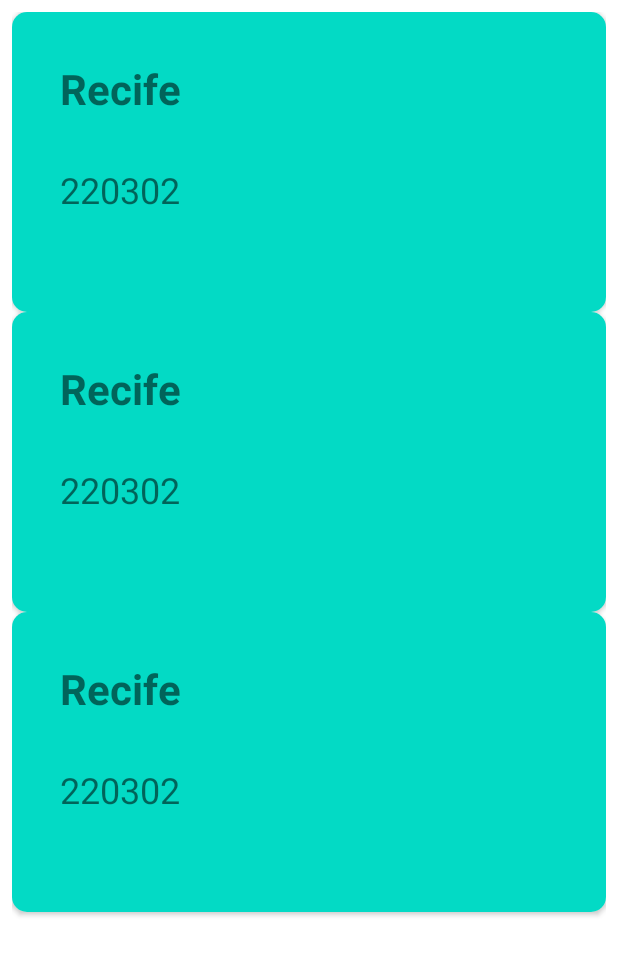
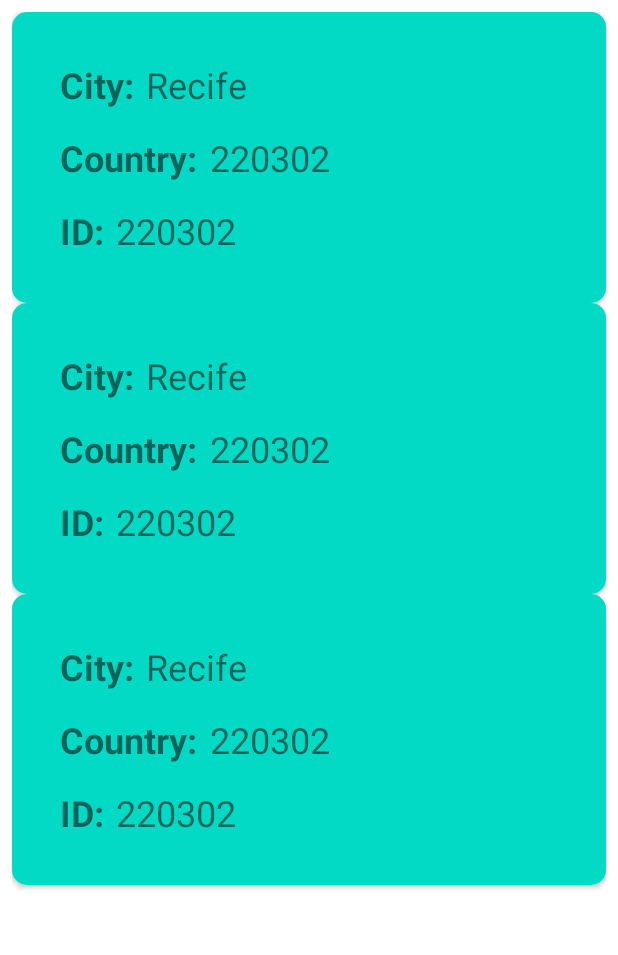
Before and after one commit to renatac/ExercisePersistenceAndNetwork, an Android app: the layout fragment_favorites.xml on its own in the app's theme, with its tools: preview values and no code run, on a phone screen of 412 x 824 dp. Shown: the top 955 px of the screen. Run offline under Robolectric (Android 15) with nearby library versions, the phone set to English and light mode, and no system bars.

Commit message:
Modifications 1

```diff
--- a/app/src/main/AndroidManifest.xml
+++ b/app/src/main/AndroidManifest.xml
@@ -7,7 +7,7 @@
     <uses-permission android:name="android.permission.ACCESS_NETWORK_STATE"/>
 
     <application
-        android:allowBackup="true"
+        android:allowBackup="false"
         android:icon="@mipmap/ic_launcher"
         android:label="@string/app_name"
         android:roundIcon="@mipmap/ic_launcher_round"
--- a/app/src/main/java/com/example/persistenceapp/dao/CityDatabaseDao.kt
+++ b/app/src/main/java/com/example/persistenceapp/dao/CityDatabaseDao.kt
@@ -11,6 +11,6 @@ interface CityDatabaseDao {
     @Insert(onConflict = OnConflictStrategy.REPLACE)
     fun save(cityDatabase: CityDatabase)
 
-    @Query("SELECT * FROM citydatabase ORDER BY cityName DESC")
+    @Query("SELECT * FROM citydatabase ORDER BY cityName")
     fun getAllCityDatabase(): List<CityDatabase>
 }
--- a/app/src/main/java/com/example/persistenceapp/manager/OpenWeatherManager.kt
+++ b/app/src/main/java/com/example/persistenceapp/manager/OpenWeatherManager.kt
@@ -5,7 +5,7 @@ import retrofit2.Retrofit
 import retrofit2.converter.gson.GsonConverterFactory
 
 //Classe para obter uma instância do serviço Retrofit, passando pra ela um base url, as ações mudam,
-//mas a base é a mesma. O converter faz a serelização e desserelização do meu Json.
+//mas a base é a mesma. O converter faz a serialização e desserealização do meu Json.
 class OpenWeatherManager {
     private val instance = Retrofit.Builder()
         .baseUrl("http://api.openweathermap.org/data/2.5/")
--- a/app/src/main/java/com/example/persistenceapp/model/City.kt
+++ b/app/src/main/java/com/example/persistenceapp/model/City.kt
@@ -4,7 +4,5 @@ package com.example.persistenceapp.model
 data class City(
     val id: Long,
     val name: String,
-    //@SerializadName("coisa_x")
-    val coisaX: String
-
+    val sys: Sys
 )
--- a/app/src/main/java/com/example/persistenceapp/model/CityDatabase.kt
+++ b/app/src/main/java/com/example/persistenceapp/model/CityDatabase.kt
@@ -4,4 +4,4 @@ import androidx.room.Entity
 import androidx.room.PrimaryKey
 
 @Entity
-data class CityDatabase(@PrimaryKey val id: Long, val cityName: String)
+data class CityDatabase(@PrimaryKey val id: Long, val cityName: String, val country: String)
--- /dev/null
+++ b/app/src/main/java/com/example/persistenceapp/model/Sys.kt
@@ -0,0 +1,3 @@
+package com.example.persistenceapp.model
+
+data class Sys(val country : String)
--- a/app/src/main/java/com/example/persistenceapp/service/OpenWeatherService.kt
+++ b/app/src/main/java/com/example/persistenceapp/service/OpenWeatherService.kt
@@ -9,7 +9,7 @@ import retrofit2.http.Query
 //Terei acesso as ações definidas na api - Criando a interface do serviço
 //Ação e parâmetro
 interface OpenWeatherService {
-    //http://api.openweathermap.org/data/2.5/weather?q=Recife&APPID=
+    //http://api.openweathermap.org/data/2.5/weather?q=Recife&APPID=6034cbdc7a2448d77abc8e79ee5a47c0
     @GET("weather")
     fun getCityWeather(
             @Query("q") cityName : String,
--- a/app/src/main/java/com/example/persistenceapp/ui/adapters/FavoritesAdapter.kt
+++ b/app/src/main/java/com/example/persistenceapp/ui/adapters/FavoritesAdapter.kt
@@ -36,11 +36,13 @@ class FavoritesAdapter(val list: List<CityDatabase>?)
     class FavoriteViewHolder(itemView: View) : RecyclerView.ViewHolder(itemView){
 
         val tvCityName : TextView = itemView.tv_favorite_city_name
+        val tvCountry : TextView = itemView.tv_favorite_country
         val tvCityNumber : TextView = itemView.tv_favorite_city_id
 
         fun bindView(cityDatabase: CityDatabase){
             tvCityName.text = cityDatabase.cityName
             tvCityNumber.text = cityDatabase.id.toString()
+            tvCountry.text = cityDatabase.country
         }
     }
 
--- a/app/src/main/java/com/example/persistenceapp/ui/fragments/FavoritesFragment.kt
+++ b/app/src/main/java/com/example/persistenceapp/ui/fragments/FavoritesFragment.kt
@@ -29,6 +29,7 @@ class FavoritesFragment : Fragment() {
 
         val db = context?.let { MyWeatherAppDatabase.getInstance(it)}
 
+        //Recupera a Lista de CityDataBase que foram salvar nos favoritos
         val list = db?.cityDatabaseDao()?.getAllCityDatabase()
 
         favoriteRecyclerView.adapter = FavoritesAdapter(list)
--- a/app/src/main/java/com/example/persistenceapp/ui/fragments/SearchFragment.kt
+++ b/app/src/main/java/com/example/persistenceapp/ui/fragments/SearchFragment.kt
@@ -25,10 +25,10 @@ import retrofit2.Call
 import retrofit2.Callback
 import retrofit2.Response
 
-//OpenWeatherMap API - api key, tb tem a da marvel
+//OpenWeatherMap API
 //https://openweathermap.org/api
 
-//Adapter - é para adaptar um objeto em outro objeto - é uma extensão do Recycler view. O android
+//Adapter - é para adaptar um objeto em outro objeto - é uma extensão do RecyclerView. O android
 //deixa você adaptar seus dados através do bind
 
 class SearchFragment : Fragment(), View.OnClickListener {
@@ -68,7 +68,7 @@ class SearchFragment : Fragment(), View.OnClickListener {
 
                             if(context != null) {
                                 val db = MyWeatherAppDatabase.getInstance(context!!)
-                                val cityDatabase = CityDatabase(city!!.id, city!!.name)
+                                val cityDatabase = CityDatabase(city!!.id, city!!.name, city.sys.country)
                                 val result = db?.cityDatabaseDao()?.save(cityDatabase)
                                 Toast.makeText(context, "Result: $result", Toast.LENGTH_LONG).show()
                             }
--- a/app/src/main/res/layout/favorites_item.xml
+++ b/app/src/main/res/layout/favorites_item.xml
@@ -1,39 +1,83 @@
 <?xml version="1.0" encoding="utf-8"?>
 <androidx.cardview.widget.CardView xmlns:android="http://schemas.android.com/apk/res/android"
     xmlns:app="http://schemas.android.com/apk/res-auto"
+    xmlns:tools="http://schemas.android.com/tools"
     android:layout_width="match_parent"
-    android:layout_height="200dp"
-    xmlns:tools="http://schemas.android.com/tools"
+    android:layout_height="wrap_content"
+    android:elevation="@dimen/margin_8dp"
     app:cardCornerRadius="10dp">
 
     <androidx.constraintlayout.widget.ConstraintLayout
         android:layout_width="match_parent"
         android:layout_height="match_parent"
+        android:paddingBottom="@dimen/margin_32dp"
         android:background="@color/teal_200">
 
         <TextView
+            android:id="@+id/tv_label_favorite_city_name"
+            android:layout_width="0dp"
+            android:layout_height="wrap_content"
+            android:layout_marginStart="@dimen/margin_32dp"
+            android:layout_marginTop="@dimen/margin_32dp"
+            android:textSize="24sp"
+            android:textStyle="bold"
+            app:layout_constraintStart_toStartOf="parent"
+            app:layout_constraintTop_toTopOf="parent"
+            android:text="@string/label_city" />
+
+        <TextView
             android:id="@+id/tv_favorite_city_name"
-        android:layout_width="match_parent"
+            android:layout_width="0dp"
             android:layout_height="wrap_content"
-        android:layout_marginTop="32dp"
-        android:textSize="28sp"
-        tools:text="Recife"
+            android:layout_marginStart="@dimen/margin_8dp"
+            android:layout_marginTop="@dimen/margin_32dp"
+            android:textSize="24sp"
+            app:layout_constraintStart_toEndOf="@id/tv_label_favorite_city_name"
+            app:layout_constraintEnd_toEndOf="parent"
+            app:layout_constraintTop_toTopOf="parent"
+            tools:text="Recife" />
+
+        <TextView
+            android:id="@+id/tv_label_favorite_country"
+            android:layout_width="0dp"
+            android:layout_height="wrap_content"
+            android:layout_marginTop="@dimen/margin_16dp"
+            android:textSize="24sp"
             android:textStyle="bold"
-        android:layout_marginStart="32dp"
-        app:layout_constraintTop_toTopOf="parent"
-        app:layout_constraintStart_toStartOf="parent" />
+            app:layout_constraintStart_toStartOf="@id/tv_label_favorite_city_name"
+            app:layout_constraintTop_toBottomOf="@id/tv_label_favorite_city_name"
+            android:text="@string/label_country" />
+
+        <TextView
+            android:id="@+id/tv_favorite_country"
+            android:layout_width="0dp"
+            android:layout_height="wrap_content"
+            android:layout_marginStart="@dimen/margin_8dp"
+            android:textSize="24sp"
+            app:layout_constraintStart_toEndOf="@id/tv_label_favorite_country"
+            app:layout_constraintTop_toTopOf="@id/tv_label_favorite_country"
+            tools:text="220302" />
+
+        <TextView
+            android:id="@+id/tv_label_favorite_city_id"
+            android:layout_width="0dp"
+            android:layout_height="wrap_content"
+            android:layout_marginTop="@dimen/margin_16dp"
+            android:textSize="24sp"
+            android:textStyle="bold"
+            app:layout_constraintStart_toStartOf="@id/tv_label_favorite_country"
+            app:layout_constraintTop_toBottomOf="@id/tv_label_favorite_country"
+            android:text="@string/label_id" />
 
         <TextView
             android:id="@+id/tv_favorite_city_id"
-        android:layout_width="match_parent"
+            android:layout_width="0dp"
             android:layout_height="wrap_content"
-        tools:text="220302"
+            android:layout_marginStart="@dimen/margin_8dp"
             android:textSize="24sp"
-        android:layout_marginTop="32dp"
-        android:layout_marginStart="32dp"
-        android:layout_marginBottom="32dp"
-        app:layout_constraintStart_toStartOf="@id/tv_favorite_city_name"
-        app:layout_constraintTop_toBottomOf="@id/tv_favorite_city_name" />
+            app:layout_constraintStart_toEndOf="@id/tv_label_favorite_city_id"
+            app:layout_constraintTop_toTopOf="@id/tv_label_favorite_city_id"
+            tools:text="220302" />
 
     </androidx.constraintlayout.widget.ConstraintLayout>
 
--- a/app/src/main/res/layout/fragment_favorites.xml
+++ b/app/src/main/res/layout/fragment_favorites.xml
@@ -12,9 +12,9 @@
         android:layout_width="match_parent"
         android:layout_height="match_parent"
         android:clipToPadding="false"
-        android:paddingBottom="80dp"
-        android:elevation="8dp"
-        android:layout_margin="8dp"
+        android:paddingBottom="@dimen/large_padding_bottom"
+        android:elevation="@dimen/margin_8dp"
+        android:layout_margin="@dimen/margin_8dp"
         app:layout_behavior="@string/appbar_scrolling_view_behavior"
         tools:listitem="@layout/favorites_item"
         app:layout_constraintTop_toTopOf="parent"
--- a/app/src/main/res/values/dimens.xml
+++ b/app/src/main/res/values/dimens.xml
@@ -1,5 +1,11 @@
 <resources>
     <!-- Default screen margins, per the Android Design guidelines. -->
-    <dimen name="activity_horizontal_margin">16dp</dimen>
-    <dimen name="activity_vertical_margin">16dp</dimen>
+    <dimen name="margin_8dp">8dp</dimen>
+    <dimen name="margin_16dp">16dp</dimen>
+    <dimen name="margin_32dp">32dp</dimen>
+    <dimen name="margin_36dp">36dp</dimen>
+    <dimen name="margin_48dp">48dp</dimen>
+    <dimen name="large_padding_bottom">80dp</dimen>
+    <dimen name="margin_100dp">100dp</dimen>
+    <dimen name="margin_74dp">74dp</dimen>
 </resources>
```
Also changed, not shown: app/src/main/res/layout/fragment_search.xml (+11 -12 lines), app/src/main/res/layout/fragment_settings.xml (+19 -16 lines), app/src/main/res/layout/recyclerview_item.xml (+3 -4 lines), app/src/main/res/values/strings.xml (+22 -4 lines). Lines whose indentation alone changed are shown as unchanged.
